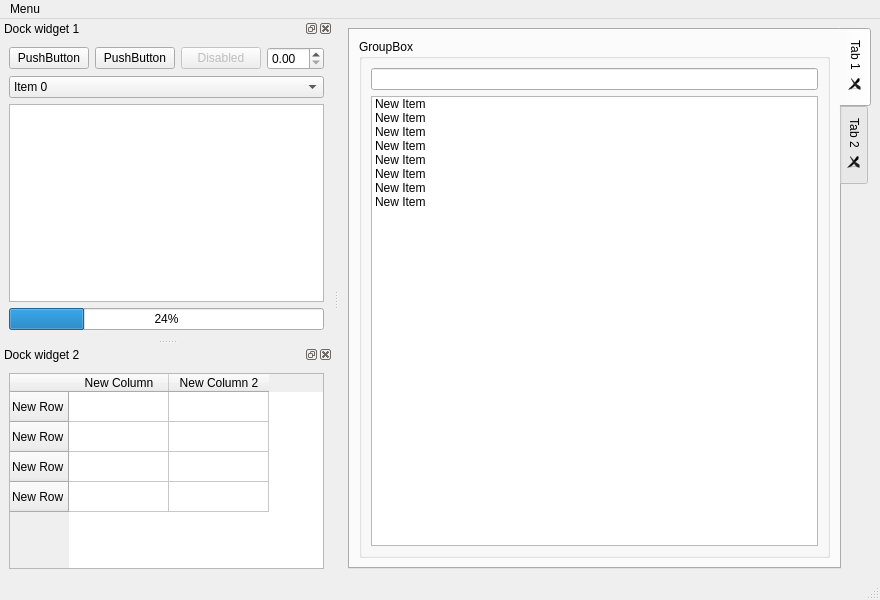
This is example/example.ui in ColinDuquesnoy/QDarkStyleSheet as Qt 5 draws it before an edit. The edited form follows.
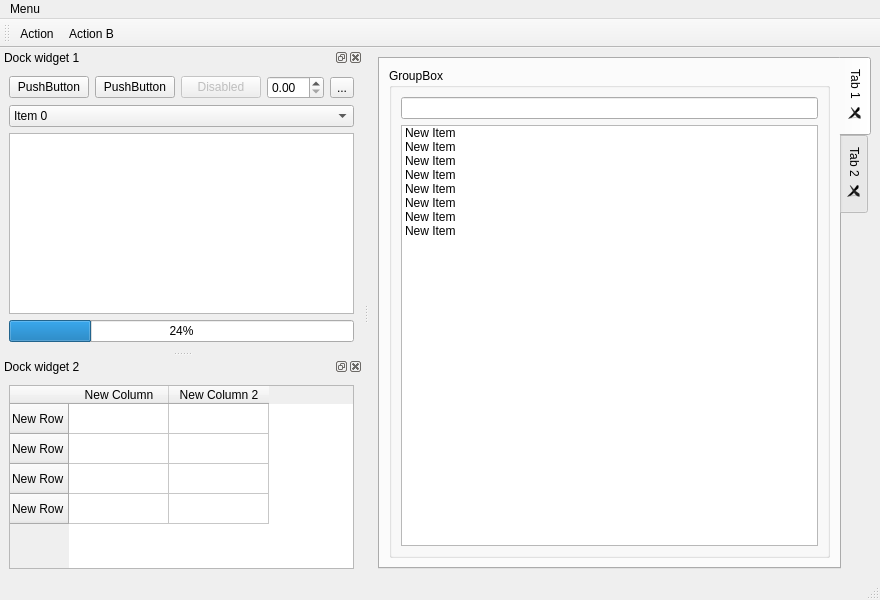
This is the edited form.

Commit message: Add more widgets to example (tool bar)

Patch:
```diff
--- a/example/example.ui
+++ b/example/example.ui
@@ -166,9 +166,10 @@
      <property name="title">
       <string>Submenu 2</string>
      </property>
-     <addaction name="actionSubsubmenu"/>
+     <addaction name="actionSub_menu"/>
+     <addaction name="actionAction_C"/>
     </widget>
-    <addaction name="actionSubmenu"/>
+    <addaction name="actionAction"/>
     <addaction name="menuSubmenu_2"/>
    </widget>
    <addaction name="menuMenu"/>
@@ -212,6 +213,13 @@
        <item>
         <widget class="QDoubleSpinBox" name="doubleSpinBox"/>
        </item>
+       <item>
+        <widget class="QToolButton" name="toolButton">
+         <property name="text">
+          <string>...</string>
+         </property>
+        </widget>
+       </item>
       </layout>
      </item>
      <item>
@@ -291,14 +299,35 @@
     </layout>
    </widget>
   </widget>
-  <action name="actionSubmenu">
+  <widget class="QToolBar" name="toolBar">
+   <property name="windowTitle">
+    <string>toolBar</string>
+   </property>
+   <attribute name="toolBarArea">
+    <enum>TopToolBarArea</enum>
+   </attribute>
+   <attribute name="toolBarBreak">
+    <bool>false</bool>
+   </attribute>
+   <addaction name="actionAction"/>
+   <addaction name="actionSub_menu"/>
+  </widget>
+  <action name="actionAction">
    <property name="text">
-    <string>Submenu</string>
+    <string>Action</string>
    </property>
   </action>
-  <action name="actionSubsubmenu">
+  <action name="actionSub_menu">
    <property name="text">
-    <string>Subsubmenu</string>
+    <string>Action B</string>
+   </property>
+   <property name="toolTip">
+    <string>submenu</string>
+   </property>
+  </action>
+  <action name="actionAction_C">
+   <property name="text">
+    <string>Action C</string>
    </property>
   </action>
  </widget>
```
The commit also changes 2 other files.
